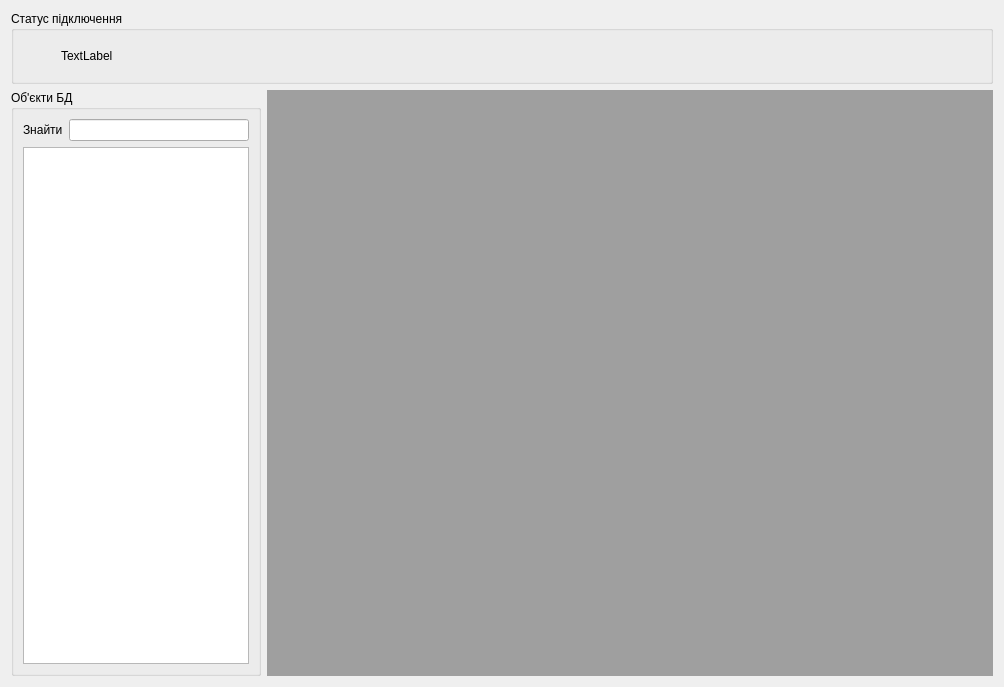
This is DatabseDialog/databsedialog.ui in rust3128/Istari as Qt 5 draws it before an edit. The edited form follows.
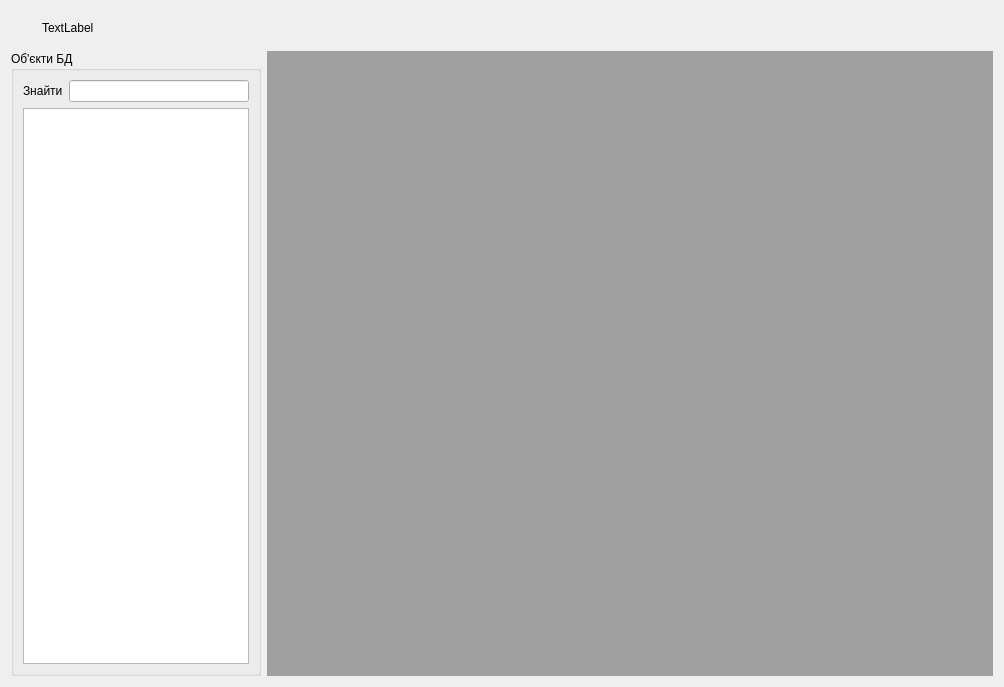
This is the edited form. Icons and pictures are not drawn.

Diff of the .ui file:
```diff
--- a/DatabseDialog/databsedialog.ui
+++ b/DatabseDialog/databsedialog.ui
@@ -14,47 +14,6 @@
    <string>Dialog</string>
   </property>
   <layout class="QGridLayout" name="gridLayout_3">
-   <item row="0" column="0" colspan="2">
-    <widget class="QGroupBox" name="groupBoxConnectionStatus">
-     <property name="title">
-      <string>Статус підключення</string>
-     </property>
-     <layout class="QGridLayout" name="gridLayout">
-      <item row="0" column="0">
-       <widget class="QLabel" name="labelStatusLogo">
-        <property name="minimumSize">
-         <size>
-          <width>32</width>
-          <height>32</height>
-         </size>
-        </property>
-        <property name="maximumSize">
-         <size>
-          <width>32</width>
-          <height>32</height>
-         </size>
-        </property>
-        <property name="text">
-         <string/>
-        </property>
-        <property name="pixmap">
-         <pixmap resource="../resourses.qrc">:/Resources/Images/openDatabase.png</pixmap>
-        </property>
-        <property name="scaledContents">
-         <bool>true</bool>
-        </property>
-       </widget>
-      </item>
-      <item row="0" column="1">
-       <widget class="QLabel" name="labelStatusText">
-        <property name="text">
-         <string>TextLabel</string>
-        </property>
-       </widget>
-      </item>
-     </layout>
-    </widget>
-   </item>
    <item row="1" column="0">
     <widget class="QGroupBox" name="groupBox">
      <property name="minimumSize">
@@ -124,6 +83,44 @@
      </property>
     </widget>
    </item>
+   <item row="0" column="0" colspan="2">
+    <widget class="QFrame" name="frameConnectionStatus">
+     <layout class="QGridLayout" name="gridLayout">
+      <item row="0" column="0">
+       <widget class="QLabel" name="labelStatusLogo">
+        <property name="minimumSize">
+         <size>
+          <width>16</width>
+          <height>16</height>
+         </size>
+        </property>
+        <property name="maximumSize">
+         <size>
+          <width>16</width>
+          <height>16</height>
+         </size>
+        </property>
+        <property name="text">
+         <string/>
+        </property>
+        <property name="pixmap">
+         <pixmap resource="../resourses.qrc">:/Resources/Images/openDatabase.png</pixmap>
+        </property>
+        <property name="scaledContents">
+         <bool>true</bool>
+        </property>
+       </widget>
+      </item>
+      <item row="0" column="1">
+       <widget class="QLabel" name="labelStatusText">
+        <property name="text">
+         <string>TextLabel</string>
+        </property>
+       </widget>
+      </item>
+     </layout>
+    </widget>
+   </item>
   </layout>
  </widget>
  <resources>
```
